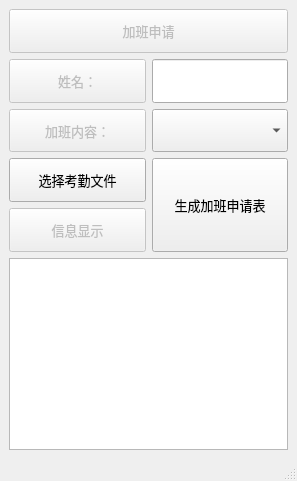
Above: pyqt5_test/OT_UI.ui from chen-huai/work before the change. Below: the same form after it.
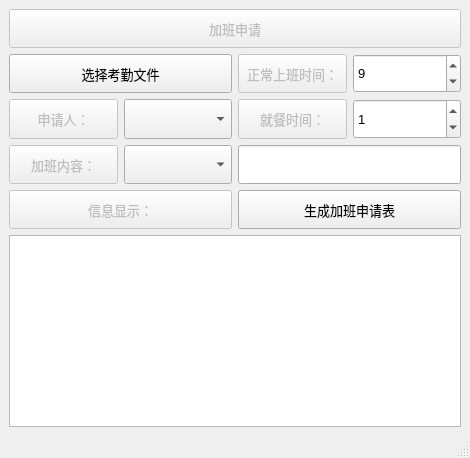
That is the form after the change. Icons and pictures are not drawn.

Commit message: 加班申请逻辑和界面设计完成

What changed in the file:
```diff
--- a/pyqt5_test/OT_UI.ui
+++ b/pyqt5_test/OT_UI.ui
@@ -6,8 +6,8 @@
    <rect>
     <x>0</x>
     <y>0</y>
-    <width>297</width>
-    <height>481</height>
+    <width>470</width>
+    <height>458</height>
    </rect>
   </property>
   <property name="windowTitle">
@@ -19,6 +19,51 @@
   </property>
   <widget class="QWidget" name="centralwidget">
    <layout class="QGridLayout" name="gridLayout">
+    <item row="1" column="2">
+     <widget class="QPushButton" name="pushButton_7">
+      <property name="enabled">
+       <bool>false</bool>
+      </property>
+      <property name="sizePolicy">
+       <sizepolicy hsizetype="Expanding" vsizetype="Expanding">
+        <horstretch>0</horstretch>
+        <verstretch>0</verstretch>
+       </sizepolicy>
+      </property>
+      <property name="font">
+       <font>
+        <pointsize>10</pointsize>
+       </font>
+      </property>
+      <property name="text">
+       <string>正常上班时间：</string>
+      </property>
+     </widget>
+    </item>
+    <item row="1" column="3">
+     <widget class="QSpinBox" name="spinBox">
+      <property name="sizePolicy">
+       <sizepolicy hsizetype="Expanding" vsizetype="Expanding">
+        <horstretch>0</horstretch>
+        <verstretch>0</verstretch>
+       </sizepolicy>
+      </property>
+      <property name="font">
+       <font>
+        <pointsize>10</pointsize>
+       </font>
+      </property>
+      <property name="statusTip">
+       <string>减去正常上班时间为加班时间，每个人有所不同(对于工作日加班)</string>
+      </property>
+      <property name="maximum">
+       <number>24</number>
+      </property>
+      <property name="value">
+       <number>9</number>
+      </property>
+     </widget>
+    </item>
     <item row="2" column="0">
      <widget class="QPushButton" name="pushButton_5">
       <property name="enabled">
@@ -36,24 +81,12 @@
        </font>
       </property>
       <property name="text">
-       <string>姓名：</string>
-      </property>
-     </widget>
-    </item>
-    <item row="7" column="0" colspan="2">
-     <widget class="QTextBrowser" name="textBrowser">
-      <property name="font">
-       <font>
-        <pointsize>10</pointsize>
-       </font>
-      </property>
-      <property name="statusTip">
-       <string>信息显示框</string>
+       <string>申请人：</string>
       </property>
      </widget>
     </item>
     <item row="2" column="1">
-     <widget class="QLineEdit" name="lineEdit">
+     <widget class="QComboBox" name="comboBox_2">
       <property name="sizePolicy">
        <sizepolicy hsizetype="Expanding" vsizetype="Expanding">
         <horstretch>0</horstretch>
@@ -66,15 +99,12 @@
        </font>
       </property>
       <property name="statusTip">
-       <string>请输入中文名字或英文名字</string>
-      </property>
-      <property name="text">
-       <string/>
+       <string>请先选择考勤文件，再选择名字</string>
       </property>
      </widget>
     </item>
-    <item row="0" column="0" colspan="2">
-     <widget class="QPushButton" name="pushButton_3">
+    <item row="2" column="2">
+     <widget class="QPushButton" name="pushButton_8">
       <property name="enabled">
        <bool>false</bool>
       </property>
@@ -90,11 +120,35 @@
        </font>
       </property>
       <property name="text">
-       <string>加班申请</string>
+       <string>就餐时间：</string>
       </property>
      </widget>
     </item>
-    <item row="4" column="0">
+    <item row="2" column="3">
+     <widget class="QSpinBox" name="spinBox_2">
+      <property name="sizePolicy">
+       <sizepolicy hsizetype="Expanding" vsizetype="Expanding">
+        <horstretch>0</horstretch>
+        <verstretch>0</verstretch>
+       </sizepolicy>
+      </property>
+      <property name="font">
+       <font>
+        <pointsize>10</pointsize>
+       </font>
+      </property>
+      <property name="statusTip">
+       <string>就餐时间</string>
+      </property>
+      <property name="maximum">
+       <number>24</number>
+      </property>
+      <property name="value">
+       <number>1</number>
+      </property>
+     </widget>
+    </item>
+    <item row="3" column="0">
      <widget class="QPushButton" name="pushButton_6">
       <property name="enabled">
        <bool>false</bool>
@@ -115,28 +169,7 @@
       </property>
      </widget>
     </item>
-    <item row="5" column="0">
-     <widget class="QPushButton" name="pushButton">
-      <property name="sizePolicy">
-       <sizepolicy hsizetype="Expanding" vsizetype="Expanding">
-        <horstretch>0</horstretch>
-        <verstretch>0</verstretch>
-       </sizepolicy>
-      </property>
-      <property name="font">
-       <font>
-        <pointsize>10</pointsize>
-       </font>
-      </property>
-      <property name="statusTip">
-       <string>选择考勤数据并获得数据</string>
-      </property>
-      <property name="text">
-       <string>选择考勤文件</string>
-      </property>
-     </widget>
-    </item>
-    <item row="4" column="1">
+    <item row="3" column="1">
      <widget class="QComboBox" name="comboBox">
       <property name="sizePolicy">
        <sizepolicy hsizetype="Expanding" vsizetype="Expanding">
@@ -196,11 +229,8 @@
       </item>
      </widget>
     </item>
-    <item row="6" column="0">
-     <widget class="QPushButton" name="pushButton_4">
-      <property name="enabled">
-       <bool>false</bool>
-      </property>
+    <item row="3" column="2" colspan="2">
+     <widget class="QLineEdit" name="lineEdit">
       <property name="sizePolicy">
        <sizepolicy hsizetype="Expanding" vsizetype="Expanding">
         <horstretch>0</horstretch>
@@ -212,12 +242,24 @@
         <pointsize>10</pointsize>
        </font>
       </property>
-      <property name="text">
-       <string>信息显示</string>
+      <property name="statusTip">
+       <string>加班内容自定义</string>
       </property>
      </widget>
     </item>
-    <item row="5" column="1" rowspan="2">
+    <item row="5" column="0" colspan="4">
+     <widget class="QTextBrowser" name="textBrowser">
+      <property name="font">
+       <font>
+        <pointsize>10</pointsize>
+       </font>
+      </property>
+      <property name="statusTip">
+       <string>信息显示框</string>
+      </property>
+     </widget>
+    </item>
+    <item row="4" column="2" colspan="2">
      <widget class="QPushButton" name="pushButton_2">
       <property name="sizePolicy">
        <sizepolicy hsizetype="Expanding" vsizetype="Expanding">
@@ -238,6 +280,69 @@
       </property>
      </widget>
     </item>
+    <item row="4" column="0" colspan="2">
+     <widget class="QPushButton" name="pushButton_4">
+      <property name="enabled">
+       <bool>false</bool>
+      </property>
+      <property name="sizePolicy">
+       <sizepolicy hsizetype="Expanding" vsizetype="Expanding">
+        <horstretch>0</horstretch>
+        <verstretch>0</verstretch>
+       </sizepolicy>
+      </property>
+      <property name="font">
+       <font>
+        <pointsize>10</pointsize>
+       </font>
+      </property>
+      <property name="text">
+       <string>信息显示：</string>
+      </property>
+     </widget>
+    </item>
+    <item row="0" column="0" colspan="4">
+     <widget class="QPushButton" name="pushButton_3">
+      <property name="enabled">
+       <bool>false</bool>
+      </property>
+      <property name="sizePolicy">
+       <sizepolicy hsizetype="Expanding" vsizetype="Expanding">
+        <horstretch>0</horstretch>
+        <verstretch>0</verstretch>
+       </sizepolicy>
+      </property>
+      <property name="font">
+       <font>
+        <pointsize>10</pointsize>
+       </font>
+      </property>
+      <property name="text">
+       <string>加班申请</string>
+      </property>
+     </widget>
+    </item>
+    <item row="1" column="0" colspan="2">
+     <widget class="QPushButton" name="pushButton">
+      <property name="sizePolicy">
+       <sizepolicy hsizetype="Expanding" vsizetype="Expanding">
+        <horstretch>0</horstretch>
+        <verstretch>0</verstretch>
+       </sizepolicy>
+      </property>
+      <property name="font">
+       <font>
+        <pointsize>10</pointsize>
+       </font>
+      </property>
+      <property name="statusTip">
+       <string>选择考勤数据并获得数据</string>
+      </property>
+      <property name="text">
+       <string>选择考勤文件</string>
+      </property>
+     </widget>
+    </item>
    </layout>
   </widget>
   <widget class="QMenuBar" name="menubar">
```
Left out of the diff: 10 changed lines with no effect on the pictures. The commit also changes 14 other files.
